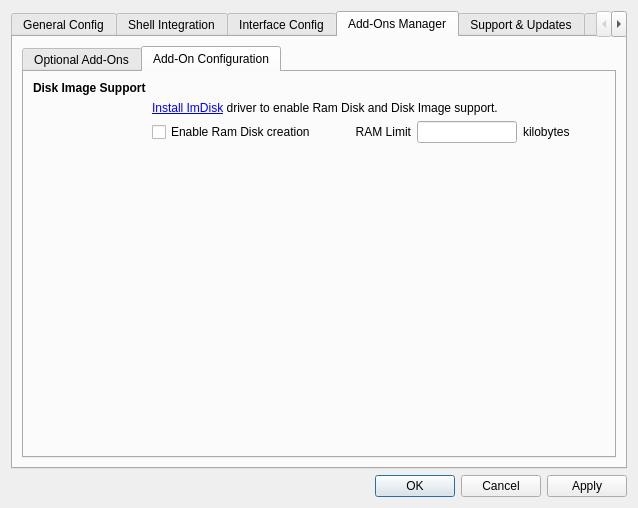
Old version of the form SandboxiePlus/SandMan/Forms/SettingsWindow.ui in the repository sandboxie-plus/Sandboxie.
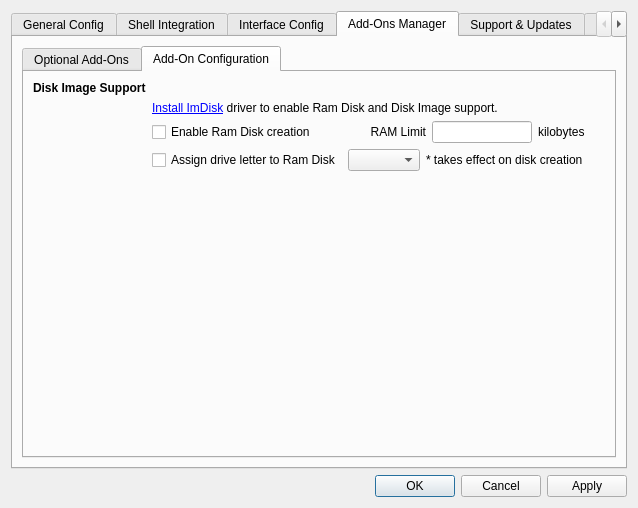
New version of the form. The open tabs and pages were chosen to show the change. Icons and pictures are not drawn.

```diff
--- a/SandboxiePlus/SandMan/Forms/SettingsWindow.ui
+++ b/SandboxiePlus/SandMan/Forms/SettingsWindow.ui
@@ -1267,16 +1267,6 @@
             <layout class="QGridLayout" name="gridLayout_40">
              <item row="0" column="0">
               <layout class="QGridLayout" name="gridLayout_39">
-               <item row="2" column="4">
-                <widget class="QLineEdit" name="txtRamLimit">
-                 <property name="maximumSize">
-                  <size>
-                   <width>100</width>
-                   <height>16777215</height>
-                  </size>
-                 </property>
-                </widget>
-               </item>
                <item row="2" column="1" colspan="2">
                 <widget class="QCheckBox" name="chkRamDisk">
                  <property name="text">
@@ -1284,13 +1274,53 @@
                  </property>
                 </widget>
                </item>
-               <item row="2" column="5">
+               <item row="2" column="6">
                 <widget class="QLabel" name="lblRamLimit">
                  <property name="text">
                   <string>kilobytes</string>
                  </property>
                 </widget>
                </item>
+               <item row="3" column="3">
+                <widget class="QComboBox" name="cmbRamLetter">
+                 <property name="sizePolicy">
+                  <sizepolicy hsizetype="Fixed" vsizetype="Fixed">
+                   <horstretch>0</horstretch>
+                   <verstretch>0</verstretch>
+                  </sizepolicy>
+                 </property>
+                </widget>
+               </item>
+               <item row="3" column="1" colspan="2">
+                <widget class="QCheckBox" name="chkRamLetter">
+                 <property name="text">
+                  <string>Assign drive letter to Ram Disk</string>
+                 </property>
+                </widget>
+               </item>
+               <item row="4" column="1">
+                <spacer name="verticalSpacer_13">
+                 <property name="orientation">
+                  <enum>Qt::Vertical</enum>
+                 </property>
+                 <property name="sizeHint" stdset="0">
+                  <size>
+                   <width>20</width>
+                   <height>40</height>
+                  </size>
+                 </property>
+                </spacer>
+               </item>
+               <item row="1" column="1" colspan="6">
+                <widget class="QLabel" name="lblImDisk">
+                 <property name="text">
+                  <string>&lt;a href=&quot;addon://ImDisk&quot;&gt;Install ImDisk&lt;/a&gt; driver to enable Ram Disk and Disk Image support.</string>
+                 </property>
+                 <property name="openExternalLinks">
+                  <bool>false</bool>
+                 </property>
+                </widget>
+               </item>
                <item row="0" column="0">
                 <widget class="QLabel" name="lblDiskImage">
                  <property name="font">
@@ -1304,20 +1334,17 @@
                  </property>
                 </widget>
                </item>
-               <item row="3" column="1">
-                <spacer name="verticalSpacer_13">
-                 <property name="orientation">
-                  <enum>Qt::Vertical</enum>
-                 </property>
-                 <property name="sizeHint" stdset="0">
+               <item row="2" column="5">
+                <widget class="QLineEdit" name="txtRamLimit">
+                 <property name="maximumSize">
                   <size>
-                   <width>20</width>
-                   <height>40</height>
+                   <width>100</width>
+                   <height>16777215</height>
                   </size>
                  </property>
-                </spacer>
+                </widget>
                </item>
-               <item row="2" column="3">
+               <item row="2" column="3" colspan="2">
                 <widget class="QLabel" name="lblRamDisk">
                  <property name="text">
                   <string>RAM Limit</string>
@@ -1327,7 +1354,7 @@
                  </property>
                 </widget>
                </item>
-               <item row="3" column="2" colspan="4">
+               <item row="4" column="6">
                 <spacer name="horizontalSpacer_10">
                  <property name="orientation">
                   <enum>Qt::Horizontal</enum>
@@ -1340,13 +1367,13 @@
                  </property>
                 </spacer>
                </item>
-               <item row="1" column="1" colspan="5">
-                <widget class="QLabel" name="lblImDisk">
-                 <property name="text">
-                  <string>&lt;a href=&quot;addon://ImDisk&quot;&gt;Install ImDisk&lt;/a&gt; driver to enable Ram Disk and Disk Image support.</string>
+               <item row="3" column="4" colspan="3">
+                <widget class="QLabel" name="lblRamLetter">
+                 <property name="toolTip">
+                  <string>When a Ram Disk is already mounted you need to unmount it for this option to take effect.</string>
                  </property>
-                 <property name="openExternalLinks">
-                  <bool>false</bool>
+                 <property name="text">
+                  <string>* takes effect on disk creation</string>
                  </property>
                 </widget>
                </item>
```
Left out of the diff: 2 changed lines with no effect on the pictures.
